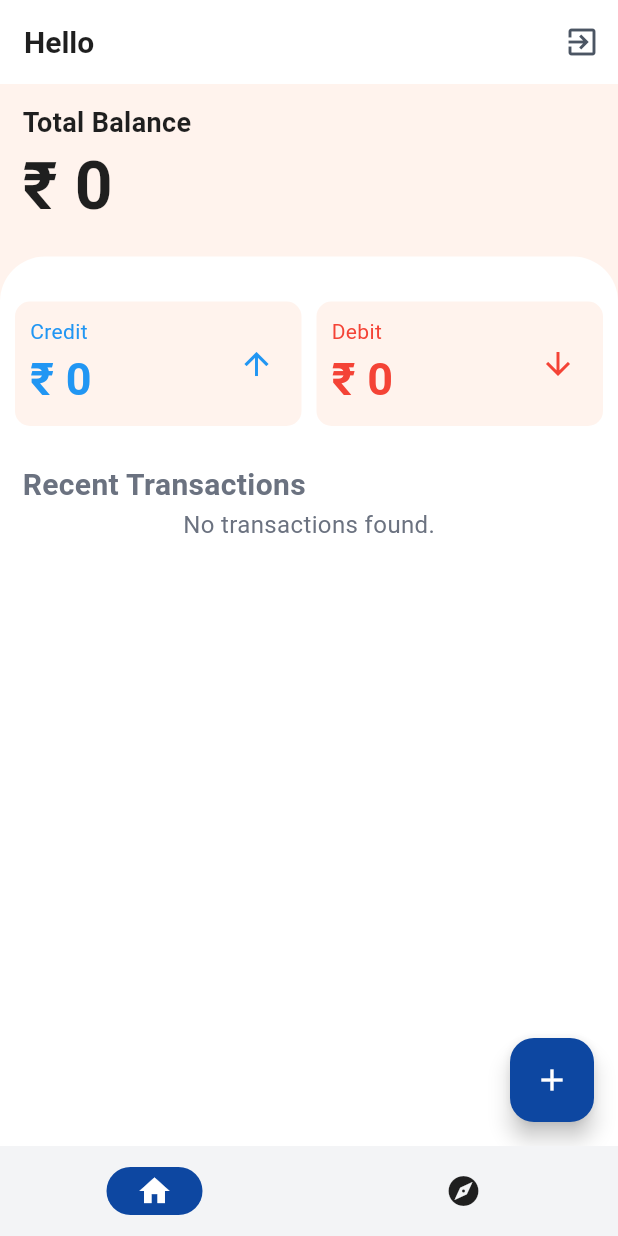
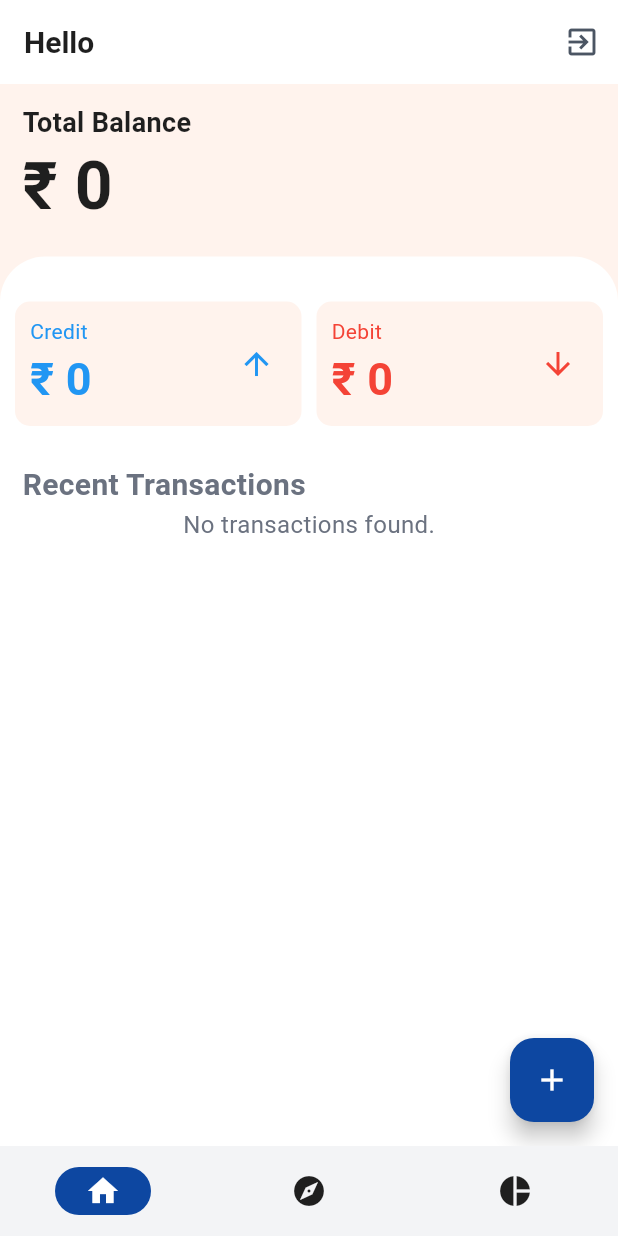
Before and after one commit to DakshKatewa/FINWISE-2.0, a Flutter app: the Dashboard screen opened directly, on a phone screen of 412 x 824 dp. Run offline on Flutter 3.47's test engine with Material 3 defaults, Android fonts, the phone set to English and light mode, and no system bars; drawn by our look-alikes of auto_size_text; our stand-ins replace cloud_firestore, firebase_auth, firebase_core, fl_chart, font_awesome_flutter; accounts and stored records are empty.

Commit message:
Completed creating a new tab for charts and  fixed add transaction problem

```diff
--- a/lib/screens/dashboard.dart
+++ b/lib/screens/dashboard.dart
@@ -1,4 +1,4 @@
-
+import 'package:budgettraker/screens/insights_screen.dart';
 import 'package:firebase_auth/firebase_auth.dart';
 import 'package:flutter/material.dart';
 
@@ -16,7 +16,7 @@ class Dashboard extends StatefulWidget {
 class _DashboardState extends State<Dashboard> {
   var isLogoutLoading = false;
   int currentIndex = 0;
-  var pageViewList = [HomeScreen(), TransactionScreen()];
+  var pageViewList = [HomeScreen(), TransactionScreen(), InsightsScreen()];
 
   @override
   Widget build(BuildContext context) {
--- a/lib/widgets/navbar.dart
+++ b/lib/widgets/navbar.dart
@@ -33,6 +33,14 @@ class NavBar extends StatelessWidget {
           ),
           label: 'Transaction',
         ),
+        NavigationDestination(
+          icon: Icon(Icons.pie_chart),
+          selectedIcon: Icon(
+            Icons.explore,
+            color: Colors.white,
+          ),
+          label: 'Insights',
+        ),
       ],
     );
   }
```
Also changed, not shown: lib/screens/insights_screen.dart (added, +43 -0 lines), lib/screens/transaction_screen.dart (+2 -6 lines).
